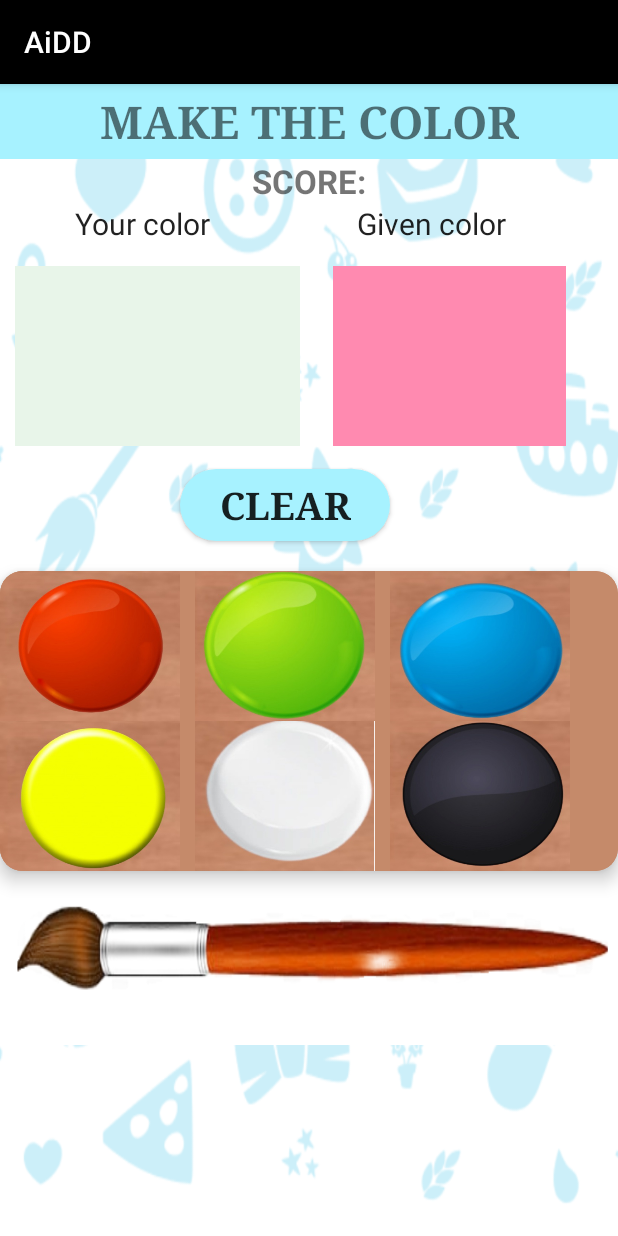
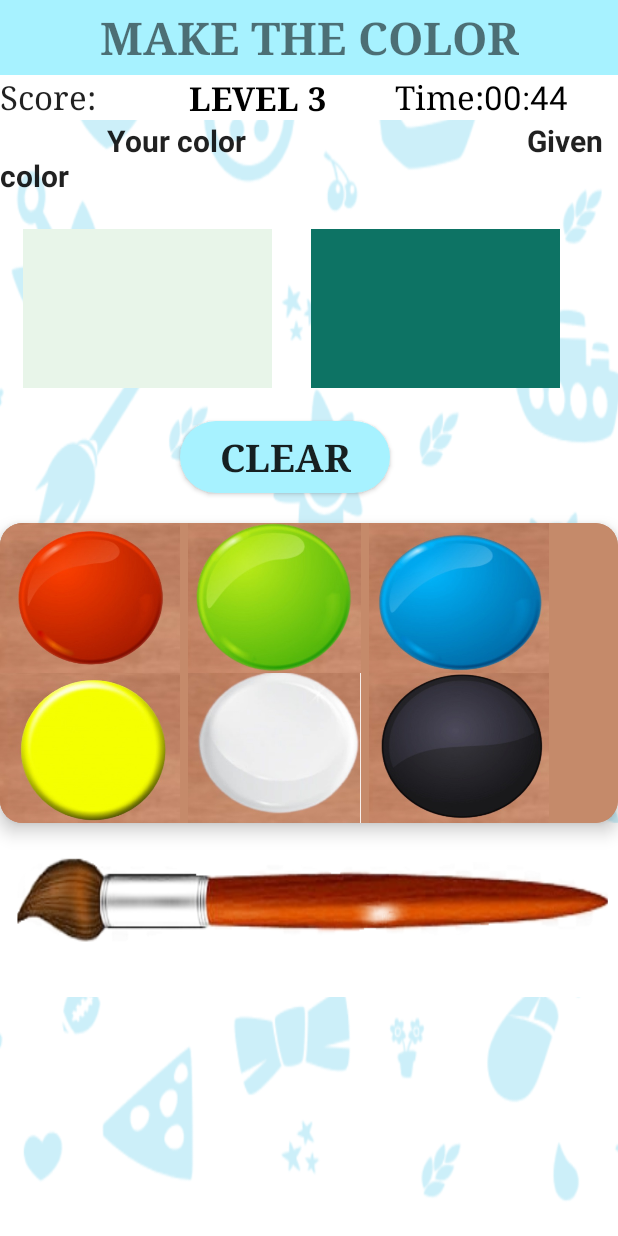
Before and after one commit to etimathur/AiDD, an Android app: the MakeColor screen opened directly, with no data from a screen before it, on a phone screen of 412 x 824 dp. Run offline under Robolectric (Android 15) with nearby library versions, the phone set to English and light mode, and no system bars; libraries missing offline, so code that uses them is left out: org.tensorflow.lite; 1 statement that could not run was skipped.

Commit message:
Color match complete

```diff
--- a/Video-master/app/build.gradle
+++ b/Video-master/app/build.gradle
@@ -19,6 +19,10 @@ android {
             proguardFiles getDefaultProguardFile('proguard-android-optimize.txt'), 'proguard-rules.pro'
         }
     }
+    aaptOptions{
+        noCompress "tflite"
+        noCompress "lite"
+    }
 }
 
 dependencies {
@@ -31,6 +35,7 @@ dependencies {
     implementation 'androidx.navigation:navigation-fragment:2.3.0'
     implementation 'androidx.navigation:navigation-ui:2.3.0'
     implementation 'androidx.lifecycle:lifecycle-extensions:2.2.0'
+    implementation 'org.tensorflow:tensorflow-lite:+'
     implementation 'com.jjoe64:graphview:4.2.2'
     implementation files('libs//activation.jar')
     implementation files('libs//additionnal.jar')
--- a/Video-master/app/src/main/AndroidManifest.xml
+++ b/Video-master/app/src/main/AndroidManifest.xml
@@ -13,7 +13,10 @@
         android:supportsRtl="true"
         android:theme="@style/AppTheme">
 
-        <activity android:name=".MakeColor"></activity>
+        <activity android:name=".MakeColor"
+            android:theme="@style/AppTheme.NoActionBar"  >
+
+        </activity>
         <activity android:name=".YoutubeVideo" />
 
         <activity
--- a/Video-master/app/src/main/java/te/project/aidd/DatabaseHelper.java
+++ b/Video-master/app/src/main/java/te/project/aidd/DatabaseHelper.java
@@ -50,7 +50,7 @@ public class DatabaseHelper extends SQLiteOpenHelper {
     public void onCreate(SQLiteDatabase db) {
         db.execSQL("CREATE TABLE registeruser (ID INTEGER PRIMARY KEY AUTOINCREMENT,name TEXT, email TEXT,username TEXT UNIQUE , password TEXT,childPassword TEXT)");
         db.execSQL("CREATE TABLE colormatch ( ID INTEGER PRIMARY KEY AUTOINCREMENT , name VARCHAR,parentname VARCHAR, game_1 INTEGER, game_2 INTEGER, game_3 INTEGER, game_4 INTEGER, game_5 INTEGER)");
-        db.execSQL("CREATE TABLE colormatchanalysis ( ID INTEGER PRIMARY KEY AUTOINCREMENT , name VARCHAR,parentname VARCHAR, game_1 INTEGER, game_2 INTEGER, game_3 INTEGER, game_4 INTEGER, game_5 INTEGER)");
+        db.execSQL("CREATE TABLE colormatchanalysis (  ID INTEGER PRIMARY KEY AUTOINCREMENT , name VARCHAR,parentname VARCHAR, game_1  INTEGER, game_2  INTEGER, game_3  INTEGER, game_4  INTEGER, game_5  INTEGER)");
 
         String CREATE_TABLE = "CREATE TABLE " + TABLE_FINDTHEMATCH + "(" + COLFTM_1 + " INTEGER PRIMARY KEY AUTOINCREMENT," + COLFTM_2 + " TEXT,"+COLFTM_3+" TEXT,"+COlFTM_4+" INTEGER, "+COlFTM_5+" INTEGER, "+COlFTM_6+" INTEGER )";
 
--- a/Video-master/app/src/main/java/te/project/aidd/MakeColor.java
+++ b/Video-master/app/src/main/java/te/project/aidd/MakeColor.java
@@ -2,12 +2,24 @@ package te.project.aidd;
 
 import androidx.appcompat.app.AppCompatActivity;
 
+import android.content.Intent;
+import android.content.res.AssetFileDescriptor;
+import android.graphics.Color;
 import android.os.Bundle;
+import android.os.CountDownTimer;
 import android.os.Handler;
 import android.view.View;
 import android.widget.Button;
 import android.widget.ImageView;
+import android.widget.TextView;
 
+import org.tensorflow.lite.Interpreter;
+
+import java.io.FileInputStream;
+import java.io.IOException;
+import java.nio.MappedByteBuffer;
+import java.nio.channels.FileChannel;
+import java.util.Locale;
 import java.util.Random;
 
 public class MakeColor extends AppCompatActivity {
@@ -15,15 +27,30 @@ public class MakeColor extends AppCompatActivity {
     ImageView yourcolor, givencolor;
     String colorvalue="";
     private int count=-1;
+    private static final long COUNTDOWN_IN=45000;
+    private CountDownTimer cd;
+    public long timeleft;
     String checktag="";
     pop popup=new pop(MakeColor.this);
     Random r=new Random();
     Button clear;
+    DatabaseHelper db;
+    TextView score,timer;
+    Interpreter interpreter;
+    int  level_1_points,no_of_q,no_of_q1=0, points1=0;
+
 
     @Override
     protected void onCreate(Bundle savedInstanceState) {
         super.onCreate(savedInstanceState);
         setContentView(R.layout.activity_make_color);
+        try {
+            interpreter=new Interpreter(loadModelfile(),null);
+        } catch (IOException e) {
+            e.printStackTrace();
+        }
+
+        db=new DatabaseHelper(this);
         redb=(Button) findViewById(R.id.redb);
         yellowb=(Button) findViewById(R.id.yellowb);
         greenb=(Button) findViewById(R.id.greenb);
@@ -32,9 +59,18 @@ public class MakeColor extends AppCompatActivity {
         whiteb=(Button) findViewById(R.id.whiteb);
         yourcolor=findViewById((R.id.yourcolor));
         givencolor=findViewById((R.id.givencolor));
+        score=findViewById(R.id.score);
         clear=findViewById(R.id.clear);
-        count=r.nextInt(5);
+        timer=findViewById(R.id.time);
+        Intent intent=getIntent();
+        level_1_points=intent.getIntExtra("color_points",level_1_points);
+        no_of_q=intent.getIntExtra("no_of_q",no_of_q);
+
+        count=r.nextInt(Questions.colorss.length);
         newQuestion();
+        timeleft=COUNTDOWN_IN;
+        startCountDown();
+
         clear.setOnClickListener(new View.OnClickListener() {
             @Override
             public void onClick(View v) {
@@ -152,8 +188,40 @@ public class MakeColor extends AppCompatActivity {
                 checktag="green";
                 checkCombination();
                 break;
+            case "redbluewhite":
+            case "whitebluered":
+            case "redwhiteblue":
+            case "blueredwhite":
+                yourcolor.setImageResource(R.drawable.lightpurple);
+                checktag="lightpurple";
+                checkCombination();
+                break;
+            case "greenblue":
+            case "bluegreen":
+                yourcolor.setImageResource(R.drawable.greenblue);
+                checktag="greenblue";
+                checkCombination();
+                break;
+            case "greenblack":
+            case "blackgreen":
+                yourcolor.setImageResource(R.drawable.darkgreen);
+                checktag="darkgreen";
+                checkCombination();
+                break;
+            case "blueblack":
+            case "blackblue":
+                yourcolor.setImageResource(R.drawable.darkblue);
+                checktag="darkblue";
+                checkCombination();
+                break;
+            case "greenred":
+            case "redgreen":
+                yourcolor.setImageResource(R.drawable.brown);
+                checktag="brown";
+                checkCombination();
+                break;
+
             default:
-                colorvalue="";
                 popup.startincorrect();
                 new Handler().postDelayed(new Runnable() {
                     @Override
@@ -163,13 +231,14 @@ public class MakeColor extends AppCompatActivity {
                         newQuestion();
 
                     }
-                },2000);
+                },1000);
 
                 break;
         }
     }
 
     public void newQuestion(){
+        no_of_q1++;
         int len=Questions.colorss.length;
         if(count==(len-1)){
             count=0;
@@ -185,6 +254,8 @@ public class MakeColor extends AppCompatActivity {
     public void checkCombination(){
         String t= givencolor.getTag().toString();
         if(t.equals(checktag)){
+            points1=points1+5;
+            score.setText(points1+"");
             popup.startcorrect();
             new Handler().postDelayed(new Runnable() {
                 @Override
@@ -196,21 +267,75 @@ public class MakeColor extends AppCompatActivity {
                 }
             },1000);
         }
-//        else{
-//            popup.startincorrect();
-//            new Handler().postDelayed(new Runnable() {
-//                @Override
-//                public void run() {
-//                    popup.dismissincorrect();
-//                    yourcolor.setImageResource(R.drawable.plain);
-//                    newQuestion();
-//
-//                }
-//            },2000);
-//
-//        }
+    }
+
+    public void startCountDown(){
+        cd=new CountDownTimer(timeleft,1000) {
+            @Override
+            public void onTick(long millisUntilFinished) {
+                timeleft=millisUntilFinished;
+                updateCountDownText();
+
+            }
+
+            @Override
+            public void onFinish() {
+                timeleft=0;
+                popup.startpop();
+                new Handler().postDelayed(new Runnable() {
+                    @Override
+                    public void run() {
+                        cd.cancel();
+                        SessionManagement ses=new SessionManagement(MakeColor.this);
+                        String naaam=ses.getnaaam();
+                        int analysis=(int)doInference(level_1_points,no_of_q,points1,no_of_q1);
+                        db.addscore((level_1_points+points1),naaam);
+                        db.time_analysis(analysis,naaam);
+                        popup.dismisspop();
+                        finish();
+                    }
+                },3000);
+
+            }
+        }.start();
+
+    }
+    public void updateCountDownText(){
+        int minutes=(int)(timeleft/1000)/60;
+        int seconds=(int)(timeleft/1000)%60;
+        String timeformat=String.format(Locale.getDefault(),"00:%02d",seconds);
+        timer.setText(timeformat);
+        if(timeleft<10000){
+            timer.setTextColor(Color.RED);
+        }else {
+            timer.setTextColor(Color.BLACK);
+        }
+    }
+    private MappedByteBuffer loadModelfile() throws IOException {
+        AssetFileDescriptor assetFileDescriptor=this.getAssets().openFd("colormatch.tflite");
+        FileInputStream fileInputStream=new FileInputStream(assetFileDescriptor.getFileDescriptor());
+        FileChannel fileChannel=fileInputStream.getChannel();
+        long startOffset=assetFileDescriptor.getStartOffset();
+        long length=assetFileDescriptor.getLength();
+        return fileChannel.map(FileChannel.MapMode.READ_ONLY,startOffset,length);
+
+    }
+    public  float doInference(int level1, int no_of_q,int level3, int no_of_q1){
+        float[][] input= new float[1][4];
+        input[0][0]=(float)(level1);
+        input[0][1]=(float)(no_of_q);
+        input[0][2]=(float)(level3);
+        input[0][3]=(float)(no_of_q1);
+        float[][] output=new float[1][1];
+        interpreter.run(input,output);
+        return output[0][0];
+
+
     }
 
 
 
+
+
+
 }
--- a/Video-master/app/src/main/java/te/project/aidd/ui/progress/ProgressFragment.java
+++ b/Video-master/app/src/main/java/te/project/aidd/ui/progress/ProgressFragment.java
@@ -9,6 +9,7 @@ import android.widget.Button;
 import android.widget.Toast;
 
 import androidx.annotation.NonNull;
+import androidx.cardview.widget.CardView;
 import androidx.fragment.app.Fragment;
 import androidx.lifecycle.ViewModel;
 import androidx.lifecycle.ViewModelProviders;
@@ -23,15 +24,16 @@ import te.project.aidd.ui.logout.LogoutViewModel;
 public class ProgressFragment extends Fragment {
     private ProgressViewModel progressViewModel;
     Button cmp,fcp;
+    CardView colormatch;
 
     public View onCreateView(@NonNull LayoutInflater inflater,
                              ViewGroup container, Bundle savedInstanceState) {
         progressViewModel =
                 ViewModelProviders.of(this).get(ProgressViewModel.class);
         View root = inflater.inflate(R.layout.fragment_progress, container, false);
-        cmp=(Button)root.findViewById(R.id.cmp);
+        colormatch=root.findViewById(R.id.colormatch);
         fcp=(Button)root.findViewById(R.id.fcp);
-        cmp.setOnClickListener(new View.OnClickListener() {
+        colormatch.setOnClickListener(new View.OnClickListener() {
             @Override
             public void onClick(View v) {
                 Intent cmpin=new Intent(ProgressFragment.this.getActivity(), Colormatchp.class);
--- a/Video-master/app/src/main/res/layout/activity_make_color.xml
+++ b/Video-master/app/src/main/res/layout/activity_make_color.xml
@@ -6,36 +6,89 @@
     android:layout_width="match_parent"
     android:layout_height="match_parent"
     tools:context=".MakeColor">
-
     <TextView
         android:id="@+id/text"
         android:layout_width="match_parent"
         android:layout_height="50dp"
-        android:text="MAKE THE COLOR"
         android:background="#A7F2FF"
         android:fontFamily="serif"
         android:gravity="center"
+        android:text="MAKE THE COLOR"
         android:textSize="30sp"
-        android:textStyle="bold"/>
+        android:textStyle="bold" />
+
+    <TableRow
+
+        android:id="@+id/table"
+        android:layout_width="match_parent"
+        android:layout_height="wrap_content"
+        android:layout_below="@id/text"
+        android:layout_gravity="center_horizontal"
+        android:background="#FFFFFF">
+
+        <TextView
+            android:id="@+id/txt"
+            android:layout_width="70dp"
+            android:layout_height="30dp"
+            android:fontFamily="serif"
+            android:text="Score:"
+            android:textAppearance="@style/TextAppearance.AppCompat.Large"
+            android:textSize="22sp" />
+
+        <TextView
+            android:id="@+id/score"
+            android:layout_width="40dp"
+            android:layout_height="match_parent"
+            android:fontFamily="serif"
+            android:textColor="@android:color/black"
+            android:textSize="22sp" />
+
+
+        <TextView
+            android:id="@+id/level"
+            android:layout_width="103dp"
+            android:layout_height="match_parent"
+            android:fontFamily="serif"
+            android:gravity="center"
+            android:layout_marginLeft="10dp"
+            android:layout_gravity="center"
+            android:text="LEVEL 3"
+            android:textColor="@android:color/black"
+            android:textSize="22sp"
+            android:textStyle="bold" />
+
+        <TextView
+            android:id="@+id/timer"
+            android:layout_width="wrap_content"
+            android:layout_height="match_parent"
+            android:layout_marginLeft="40dp"
+            android:fontFamily="serif"
+            android:text="Time:"
+            android:textColor="@android:color/black"
+            android:textSize="22sp" />
+
+        <TextView
+            android:id="@+id/time"
+            android:layout_width="69dp"
+            android:layout_height="match_parent"
+            android:textSize="22sp" />
+    </TableRow>
+
+
+
+
+
 
     <TextView
-        android:id="@+id/question"
-        android:layout_below="@+id/text"
+        android:id="@+id/text1"
+        android:layout_below="@+id/table"
         android:layout_width="match_parent"
         android:layout_height="wrap_content"
-        android:gravity="center"
-        android:text="SCORE:"
+        android:text="\t\t\t\t\t Your color \t\t \t\t\t \t\t\t\t\t\t\t\t\t Given color"
+        android:textAppearance="@style/TextAppearance.AppCompat.Large"
+        android:textSize="20sp"
         android:textStyle="bold"
-        android:textSize="22sp" />
-    <TextView
-        android:id="@+id/text1"
-        android:layout_below="@+id/question"
-        android:layout_width="match_parent"
-        android:layout_height="wrap_content"
-        android:layout_marginLeft="50dp"
-        android:text="Your color                     Given color"
-        android:textAppearance="@style/TextAppearance.AppCompat.Large"
-        android:textSize="20sp" />
+        />
     <GridLayout
         android:id="@+id/grid"
         android:layout_below="@+id/text1"
@@ -45,19 +98,21 @@
 
         <ImageView
             android:id="@+id/yourcolor"
-            android:layout_width="190dp"
-            android:layout_height="120dp"
-            android:layout_marginLeft="10dp"
+            android:layout_width="166dp"
+            android:layout_height="106dp"
+            android:layout_gravity="center"
+            android:layout_marginLeft="15dp"
             android:background="#E8F5E9"
-            android:tag=""
-            android:layout_gravity="center"/>
+            android:scaleType="centerCrop"
+            android:tag="" />
 
         <ImageView
             android:id="@+id/givencolor"
-            android:layout_width="190dp"
-            android:layout_height="120dp"
-            android:tag=""
-            android:layout_gravity="center"/>
+            android:layout_width="166dp"
+            android:layout_height="106dp"
+            android:layout_gravity="center"
+            android:scaleType="centerCrop"
+            android:tag="" />
     </GridLayout>
 
 
@@ -67,12 +122,12 @@
         android:layout_height="wrap_content"
         android:layout_below="@id/grid"
         android:layout_marginTop="0dp"
+        android:layout_marginLeft="120dp"
+        android:background="@drawable/round"
+        android:fontFamily="serif"
         android:text="CLEAR"
-        android:layout_marginLeft="120dp"
         android:textSize="25sp"
-        android:fontFamily="serif"
-        android:textStyle="bold"
-        android:background="@drawable/round" />
+        android:textStyle="bold" />
 
 
 
@@ -99,9 +154,9 @@
 
             <Button
                 android:id="@+id/greenb"
-                android:layout_width="120dp"
+                android:layout_width="115dp"
                 android:layout_height="100dp"
-                android:layout_marginLeft="10dp"
+                android:layout_marginLeft="5dp"
                 android:background="@drawable/greenb" />
 
 
@@ -109,7 +164,7 @@
                 android:id="@+id/blueb"
                 android:layout_width="120dp"
                 android:layout_height="100dp"
-                android:layout_marginLeft="10dp"
+                android:layout_marginLeft="5dp"
                 android:background="@drawable/blueb" />
         </GridLayout>
 
@@ -127,16 +182,16 @@
 
             <Button
                 android:id="@+id/whiteb"
-                android:layout_width="120dp"
+                android:layout_width="115dp"
                 android:layout_height="100dp"
-                android:layout_marginLeft="10dp"
+                android:layout_marginLeft="5dp"
                 android:background="@drawable/whiteb" />
 
             <Button
                 android:id="@+id/blackb"
                 android:layout_width="120dp"
                 android:layout_height="100dp"
-                android:layout_marginLeft="10dp"
+                android:layout_marginLeft="5dp"
                 android:background="@drawable/blackb" />
         </GridLayout>
 
@@ -149,4 +204,6 @@
         android:layout_below="@+id/c2"/>
 
 
+
+
 </RelativeLayout>
--- a/Video-master/app/src/main/res/layout/correct.xml
+++ b/Video-master/app/src/main/res/layout/correct.xml
@@ -23,7 +23,7 @@
                 android:id="@+id/tropy"
                 android:layout_width="129dp"
                 android:layout_height="97dp"
-                android:layout_marginLeft="120dp"
+                android:layout_centerHorizontal="true"
                 android:background="@drawable/correct" />
 
             <TextView
--- a/Video-master/app/src/main/res/layout/incorrect.xml
+++ b/Video-master/app/src/main/res/layout/incorrect.xml
@@ -24,7 +24,7 @@
                 android:id="@+id/tropy"
                 android:layout_width="129dp"
                 android:layout_height="97dp"
-                android:layout_marginLeft="120dp"
+                android:layout_centerHorizontal="true"
                 android:background="@drawable/incorrect" />
 
             <TextView
--- a/Video-master/app/src/main/res/layout/levelup.xml
+++ b/Video-master/app/src/main/res/layout/levelup.xml
@@ -24,7 +24,7 @@
             android:layout_width="150dp"
             android:layout_height="120dp"
             android:background="@drawable/tropy"
-            android:layout_marginLeft="100dp"/>
+            android:layout_centerHorizontal="true"/>
 
     <TextView
         android:id="@+id/congrats"
--- a/Video-master/app/src/main/res/layout/pop1.xml
+++ b/Video-master/app/src/main/res/layout/pop1.xml
@@ -41,7 +41,7 @@
             android:layout_height="150dp"
             android:background="@drawable/bu"
             android:layout_below="@+id/game_over"
-            android:layout_marginLeft="100dp"/>
+            android:layout_centerHorizontal="true"/>
 
 
 
```
Also changed, not shown: Video-master/app/src/main/java/te/project/aidd/ColourMatch.java (+16 -16 lines), Video-master/app/src/main/java/te/project/aidd/Questions.java (+12 -1 lines), Video-master/app/src/main/res/layout/activity_colormatchp.xml (+6 -6 lines), Video-master/app/src/main/res/layout/fragment_progress.xml (+28 -10 lines), Video-master/app/src/main/res/drawable/graph.PNG (added), 1 other file.
